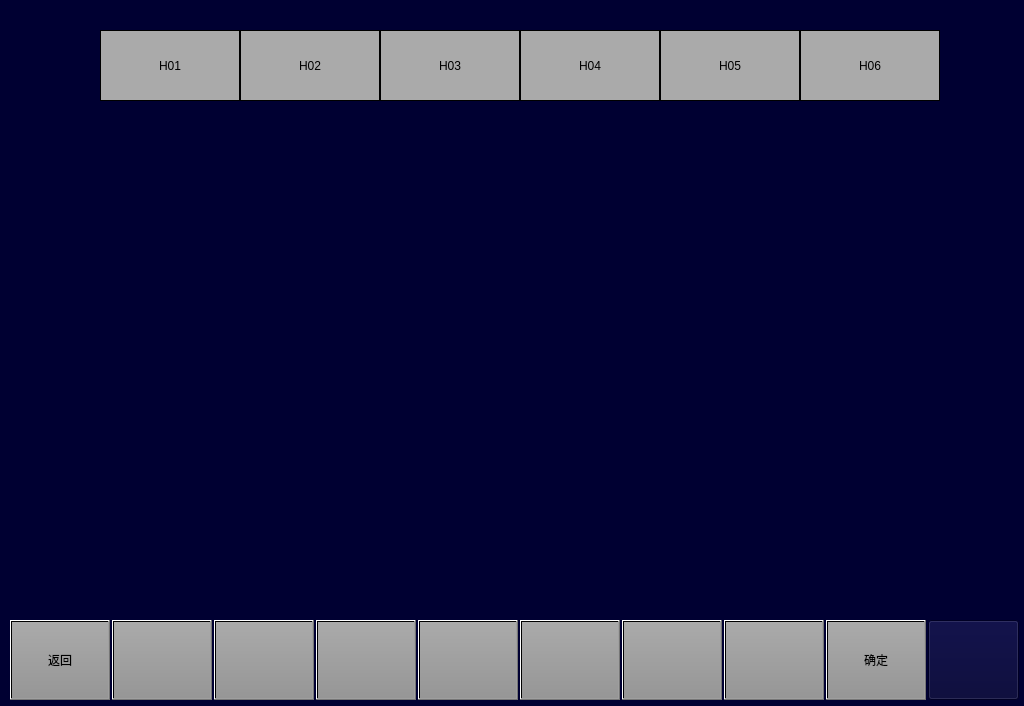
Above: vehiclesetbrakeparampage.ui from 994656234/HHHTL1 before the change. Below: the same form after it.
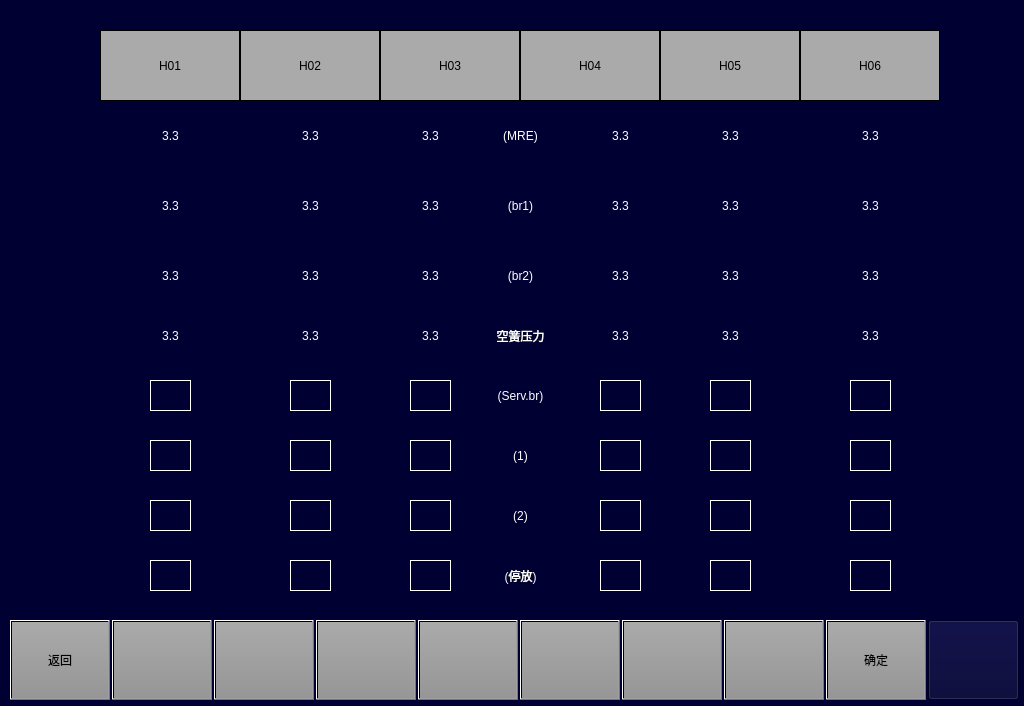
That is the form after the change. Icons and pictures are not drawn.

Diff of the .ui file:
```diff
--- a/vehiclesetbrakeparampage.ui
+++ b/vehiclesetbrakeparampage.ui
@@ -353,6 +353,1150 @@
     <string/>
    </property>
   </widget>
+  <widget class="QLabel" name="label">
+   <property name="geometry">
+    <rect>
+     <x>140</x>
+     <y>120</y>
+     <width>61</width>
+     <height>31</height>
+    </rect>
+   </property>
+   <property name="styleSheet">
+    <string notr="true">font:18px &quot;微软雅黑&quot;;
+color: rgb(255, 255, 255);</string>
+   </property>
+   <property name="text">
+    <string>3.3</string>
+   </property>
+   <property name="alignment">
+    <set>Qt::AlignCenter</set>
+   </property>
+  </widget>
+  <widget class="QLabel" name="label_2">
+   <property name="geometry">
+    <rect>
+     <x>280</x>
+     <y>120</y>
+     <width>61</width>
+     <height>31</height>
+    </rect>
+   </property>
+   <property name="styleSheet">
+    <string notr="true">font:18px &quot;微软雅黑&quot;;
+color: rgb(255, 255, 255);</string>
+   </property>
+   <property name="text">
+    <string>3.3</string>
+   </property>
+   <property name="alignment">
+    <set>Qt::AlignCenter</set>
+   </property>
+  </widget>
+  <widget class="QLabel" name="label_3">
+   <property name="geometry">
+    <rect>
+     <x>400</x>
+     <y>120</y>
+     <width>61</width>
+     <height>31</height>
+    </rect>
+   </property>
+   <property name="styleSheet">
+    <string notr="true">font:18px &quot;微软雅黑&quot;;
+color: rgb(255, 255, 255);</string>
+   </property>
+   <property name="text">
+    <string>3.3</string>
+   </property>
+   <property name="alignment">
+    <set>Qt::AlignCenter</set>
+   </property>
+  </widget>
+  <widget class="QLabel" name="label_4">
+   <property name="geometry">
+    <rect>
+     <x>590</x>
+     <y>120</y>
+     <width>61</width>
+     <height>31</height>
+    </rect>
+   </property>
+   <property name="styleSheet">
+    <string notr="true">font:18px &quot;微软雅黑&quot;;
+color: rgb(255, 255, 255);</string>
+   </property>
+   <property name="text">
+    <string>3.3</string>
+   </property>
+   <property name="alignment">
+    <set>Qt::AlignCenter</set>
+   </property>
+  </widget>
+  <widget class="QLabel" name="label_5">
+   <property name="geometry">
+    <rect>
+     <x>700</x>
+     <y>120</y>
+     <width>61</width>
+     <height>31</height>
+    </rect>
+   </property>
+   <property name="styleSheet">
+    <string notr="true">font:18px &quot;微软雅黑&quot;;
+color: rgb(255, 255, 255);</string>
+   </property>
+   <property name="text">
+    <string>3.3</string>
+   </property>
+   <property name="alignment">
+    <set>Qt::AlignCenter</set>
+   </property>
+  </widget>
+  <widget class="QLabel" name="label_6">
+   <property name="geometry">
+    <rect>
+     <x>840</x>
+     <y>120</y>
+     <width>61</width>
+     <height>31</height>
+    </rect>
+   </property>
+   <property name="styleSheet">
+    <string notr="true">font:18px &quot;微软雅黑&quot;;
+color: rgb(255, 255, 255);</string>
+   </property>
+   <property name="text">
+    <string>3.3</string>
+   </property>
+   <property name="alignment">
+    <set>Qt::AlignCenter</set>
+   </property>
+  </widget>
+  <widget class="QLabel" name="label_7">
+   <property name="geometry">
+    <rect>
+     <x>400</x>
+     <y>190</y>
+     <width>61</width>
+     <height>31</height>
+    </rect>
+   </property>
+   <property name="styleSheet">
+    <string notr="true">font:18px &quot;微软雅黑&quot;;
+color: rgb(255, 255, 255);</string>
+   </property>
+   <property name="text">
+    <string>3.3</string>
+   </property>
+   <property name="alignment">
+    <set>Qt::AlignCenter</set>
+   </property>
+  </widget>
+  <widget class="QLabel" name="label_8">
+   <property name="geometry">
+    <rect>
+     <x>280</x>
+     <y>190</y>
+     <width>61</width>
+     <height>31</height>
+    </rect>
+   </property>
+   <property name="styleSheet">
+    <string notr="true">font:18px &quot;微软雅黑&quot;;
+color: rgb(255, 255, 255);</string>
+   </property>
+   <property name="text">
+    <string>3.3</string>
+   </property>
+   <property name="alignment">
+    <set>Qt::AlignCenter</set>
+   </property>
+  </widget>
+  <widget class="QLabel" name="label_9">
+   <property name="geometry">
+    <rect>
+     <x>840</x>
+     <y>190</y>
+     <width>61</width>
+     <height>31</height>
+    </rect>
+   </property>
+   <property name="styleSheet">
+    <string notr="true">font:18px &quot;微软雅黑&quot;;
+color: rgb(255, 255, 255);</string>
+   </property>
+   <property name="text">
+    <string>3.3</string>
+   </property>
+   <property name="alignment">
+    <set>Qt::AlignCenter</set>
+   </property>
+  </widget>
+  <widget class="QLabel" name="label_10">
+   <property name="geometry">
+    <rect>
+     <x>590</x>
+     <y>190</y>
+     <width>61</width>
+     <height>31</height>
+    </rect>
+   </property>
+   <property name="styleSheet">
+    <string notr="true">font:18px &quot;微软雅黑&quot;;
+color: rgb(255, 255, 255);</string>
+   </property>
+   <property name="text">
+    <string>3.3</string>
+   </property>
+   <property name="alignment">
+    <set>Qt::AlignCenter</set>
+   </property>
+  </widget>
+  <widget class="QLabel" name="label_11">
+   <property name="geometry">
+    <rect>
+     <x>700</x>
+     <y>190</y>
+     <width>61</width>
+     <height>31</height>
+    </rect>
+   </property>
+   <property name="styleSheet">
+    <string notr="true">font:18px &quot;微软雅黑&quot;;
+color: rgb(255, 255, 255);</string>
+   </property>
+   <property name="text">
+    <string>3.3</string>
+   </property>
+   <property name="alignment">
+    <set>Qt::AlignCenter</set>
+   </property>
+  </widget>
+  <widget class="QLabel" name="label_12">
+   <property name="geometry">
+    <rect>
+     <x>140</x>
+     <y>190</y>
+     <width>61</width>
+     <height>31</height>
+    </rect>
+   </property>
+   <property name="styleSheet">
+    <string notr="true">font:18px &quot;微软雅黑&quot;;
+color: rgb(255, 255, 255);</string>
+   </property>
+   <property name="text">
+    <string>3.3</string>
+   </property>
+   <property name="alignment">
+    <set>Qt::AlignCenter</set>
+   </property>
+  </widget>
+  <widget class="QLabel" name="label_13">
+   <property name="geometry">
+    <rect>
+     <x>400</x>
+     <y>260</y>
+     <width>61</width>
+     <height>31</height>
+    </rect>
+   </property>
+   <property name="styleSheet">
+    <string notr="true">font:18px &quot;微软雅黑&quot;;
+color: rgb(255, 255, 255);</string>
+   </property>
+   <property name="text">
+    <string>3.3</string>
+   </property>
+   <property name="alignment">
+    <set>Qt::AlignCenter</set>
+   </property>
+  </widget>
+  <widget class="QLabel" name="label_14">
+   <property name="geometry">
+    <rect>
+     <x>280</x>
+     <y>260</y>
+     <width>61</width>
+     <height>31</height>
+    </rect>
+   </property>
+   <property name="styleSheet">
+    <string notr="true">font:18px &quot;微软雅黑&quot;;
+color: rgb(255, 255, 255);</string>
+   </property>
+   <property name="text">
+    <string>3.3</string>
+   </property>
+   <property name="alignment">
+    <set>Qt::AlignCenter</set>
+   </property>
+  </widget>
+  <widget class="QLabel" name="label_15">
+   <property name="geometry">
+    <rect>
+     <x>840</x>
+     <y>260</y>
+     <width>61</width>
+     <height>31</height>
+    </rect>
+   </property>
+   <property name="styleSheet">
+    <string notr="true">font:18px &quot;微软雅黑&quot;;
+color: rgb(255, 255, 255);</string>
+   </property>
+   <property name="text">
+    <string>3.3</string>
+   </property>
+   <property name="alignment">
+    <set>Qt::AlignCenter</set>
+   </property>
+  </widget>
+  <widget class="QLabel" name="label_16">
+   <property name="geometry">
+    <rect>
+     <x>590</x>
+     <y>260</y>
+     <width>61</width>
+     <height>31</height>
+    </rect>
+   </property>
+   <property name="styleSheet">
+    <string notr="true">font:18px &quot;微软雅黑&quot;;
+color: rgb(255, 255, 255);</string>
+   </property>
+   <property name="text">
+    <string>3.3</string>
+   </property>
+   <property name="alignment">
+    <set>Qt::AlignCenter</set>
+   </property>
+  </widget>
+  <widget class="QLabel" name="label_17">
+   <property name="geometry">
+    <rect>
+     <x>700</x>
+     <y>260</y>
+     <width>61</width>
+     <height>31</height>
+    </rect>
+   </property>
+   <property name="styleSheet">
+    <string notr="true">font:18px &quot;微软雅黑&quot;;
+color: rgb(255, 255, 255);</string>
+   </property>
+   <property name="text">
+    <string>3.3</string>
+   </property>
+   <property name="alignment">
+    <set>Qt::AlignCenter</set>
+   </property>
+  </widget>
+  <widget class="QLabel" name="label_18">
+   <property name="geometry">
+    <rect>
+     <x>140</x>
+     <y>260</y>
+     <width>61</width>
+     <height>31</height>
+    </rect>
+   </property>
+   <property name="styleSheet">
+    <string notr="true">font:18px &quot;微软雅黑&quot;;
+color: rgb(255, 255, 255);</string>
+   </property>
+   <property name="text">
+    <string>3.3</string>
+   </property>
+   <property name="alignment">
+    <set>Qt::AlignCenter</set>
+   </property>
+  </widget>
+  <widget class="QLabel" name="label_19">
+   <property name="geometry">
+    <rect>
+     <x>400</x>
+     <y>320</y>
+     <width>61</width>
+     <height>31</height>
+    </rect>
+   </property>
+   <property name="styleSheet">
+    <string notr="true">font:18px &quot;微软雅黑&quot;;
+color: rgb(255, 255, 255);</string>
+   </property>
+   <property name="text">
+    <string>3.3</string>
+   </property>
+   <property name="alignment">
+    <set>Qt::AlignCenter</set>
+   </property>
+  </widget>
+  <widget class="QLabel" name="label_20">
+   <property name="geometry">
+    <rect>
+     <x>280</x>
+     <y>320</y>
+     <width>61</width>
+     <height>31</height>
+    </rect>
+   </property>
+   <property name="styleSheet">
+    <string notr="true">font:18px &quot;微软雅黑&quot;;
+color: rgb(255, 255, 255);</string>
+   </property>
+   <property name="text">
+    <string>3.3</string>
+   </property>
+   <property name="alignment">
+    <set>Qt::AlignCenter</set>
+   </property>
+  </widget>
+  <widget class="QLabel" name="label_21">
+   <property name="geometry">
+    <rect>
+     <x>840</x>
+     <y>320</y>
+     <width>61</width>
+     <height>31</height>
+    </rect>
+   </property>
+   <property name="styleSheet">
+    <string notr="true">font:18px &quot;微软雅黑&quot;;
+color: rgb(255, 255, 255);</string>
+   </property>
+   <property name="text">
+    <string>3.3</string>
+   </property>
+   <property name="alignment">
+    <set>Qt::AlignCenter</set>
+   </property>
+  </widget>
+  <widget class="QLabel" name="label_22">
+   <property name="geometry">
+    <rect>
+     <x>590</x>
+     <y>320</y>
+     <width>61</width>
+     <height>31</height>
+    </rect>
+   </property>
+   <property name="styleSheet">
+    <string notr="true">font:18px &quot;微软雅黑&quot;;
+color: rgb(255, 255, 255);</string>
+   </property>
+   <property name="text">
+    <string>3.3</string>
+   </property>
+   <property name="alignment">
+    <set>Qt::AlignCenter</set>
+   </property>
+  </widget>
+  <widget class="QLabel" name="label_23">
+   <property name="geometry">
+    <rect>
+     <x>700</x>
+     <y>320</y>
+     <width>61</width>
+     <height>31</height>
+    </rect>
+   </property>
+   <property name="styleSheet">
+    <string notr="true">font:18px &quot;微软雅黑&quot;;
+color: rgb(255, 255, 255);</string>
+   </property>
+   <property name="text">
+    <string>3.3</string>
+   </property>
+   <property name="alignment">
+    <set>Qt::AlignCenter</set>
+   </property>
+  </widget>
+  <widget class="QLabel" name="label_24">
+   <property name="geometry">
+    <rect>
+     <x>140</x>
+     <y>320</y>
+     <width>61</width>
+     <height>31</height>
+    </rect>
+   </property>
+   <property name="styleSheet">
+    <string notr="true">font:18px &quot;微软雅黑&quot;;
+color: rgb(255, 255, 255);</string>
+   </property>
+   <property name="text">
+    <string>3.3</string>
+   </property>
+   <property name="alignment">
+    <set>Qt::AlignCenter</set>
+   </property>
+  </widget>
+  <widget class="QLabel" name="label_25">
+   <property name="geometry">
+    <rect>
+     <x>490</x>
+     <y>120</y>
+     <width>61</width>
+     <height>31</height>
+    </rect>
+   </property>
+   <property name="styleSheet">
+    <string notr="true">font:18px &quot;微软雅黑&quot;;
+color: rgb(255, 255, 255);</string>
+   </property>
+   <property name="text">
+    <string>(MRE)</string>
+   </property>
+   <property name="alignment">
+    <set>Qt::AlignCenter</set>
+   </property>
+  </widget>
+  <widget class="QLabel" name="label_26">
+   <property name="geometry">
+    <rect>
+     <x>490</x>
+     <y>190</y>
+     <width>61</width>
+     <height>31</height>
+    </rect>
+   </property>
+   <property name="styleSheet">
+    <string notr="true">font:18px &quot;微软雅黑&quot;;
+color: rgb(255, 255, 255);</string>
+   </property>
+   <property name="text">
+    <string>(br1)</string>
+   </property>
+   <property name="alignment">
+    <set>Qt::AlignCenter</set>
+   </property>
+  </widget>
+  <widget class="QLabel" name="label_27">
+   <property name="geometry">
+    <rect>
+     <x>480</x>
+     <y>320</y>
+     <width>81</width>
+     <height>31</height>
+    </rect>
+   </property>
+   <property name="styleSheet">
+    <string notr="true">font:18px &quot;微软雅黑&quot;;
+color: rgb(255, 255, 255);</string>
+   </property>
+   <property name="text">
+    <string>空簧压力</string>
+   </property>
+   <property name="alignment">
+    <set>Qt::AlignCenter</set>
+   </property>
+  </widget>
+  <widget class="QLabel" name="label_28">
+   <property name="geometry">
+    <rect>
+     <x>490</x>
+     <y>260</y>
+     <width>61</width>
+     <height>31</height>
+    </rect>
+   </property>
+   <property name="styleSheet">
+    <string notr="true">font:18px &quot;微软雅黑&quot;;
+color: rgb(255, 255, 255);</string>
+   </property>
+   <property name="text">
+    <string>(br2)</string>
+   </property>
+   <property name="alignment">
+    <set>Qt::AlignCenter</set>
+   </property>
+  </widget>
+  <widget class="QLabel" name="label_29">
+   <property name="geometry">
+    <rect>
+     <x>150</x>
+     <y>380</y>
+     <width>41</width>
+     <height>31</height>
+    </rect>
+   </property>
+   <property name="styleSheet">
+    <string notr="true">font:18px &quot;微软雅黑&quot;;
+color: rgb(255, 255, 255);
+border:1px solid white;</string>
+   </property>
+   <property name="text">
+    <string/>
+   </property>
+   <property name="alignment">
+    <set>Qt::AlignCenter</set>
+   </property>
+  </widget>
+  <widget class="QLabel" name="label_30">
+   <property name="geometry">
+    <rect>
+     <x>290</x>
+     <y>380</y>
+     <width>41</width>
+     <height>31</height>
+    </rect>
+   </property>
+   <property name="styleSheet">
+    <string notr="true">font:18px &quot;微软雅黑&quot;;
+color: rgb(255, 255, 255);
+border:1px solid white;</string>
+   </property>
+   <property name="text">
+    <string/>
+   </property>
+   <property name="alignment">
+    <set>Qt::AlignCenter</set>
+   </property>
+  </widget>
+  <widget class="QLabel" name="label_31">
+   <property name="geometry">
+    <rect>
+     <x>410</x>
+     <y>380</y>
+     <width>41</width>
+     <height>31</height>
+    </rect>
+   </property>
+   <property name="styleSheet">
+    <string notr="true">font:18px &quot;微软雅黑&quot;;
+color: rgb(255, 255, 255);
+border:1px solid white;</string>
+   </property>
+   <property name="text">
+    <string/>
+   </property>
+   <property name="alignment">
+    <set>Qt::AlignCenter</set>
+   </property>
+  </widget>
+  <widget class="QLabel" name="label_32">
+   <property name="geometry">
+    <rect>
+     <x>600</x>
+     <y>380</y>
+     <width>41</width>
+     <height>31</height>
+    </rect>
+   </property>
+   <property name="styleSheet">
+    <string notr="true">font:18px &quot;微软雅黑&quot;;
+color: rgb(255, 255, 255);
+border:1px solid white;</string>
+   </property>
+   <property name="text">
+    <string/>
+   </property>
+   <property name="alignment">
+    <set>Qt::AlignCenter</set>
+   </property>
+  </widget>
+  <widget class="QLabel" name="label_33">
+   <property name="geometry">
+    <rect>
+     <x>710</x>
+     <y>380</y>
+     <width>41</width>
+     <height>31</height>
+    </rect>
+   </property>
+   <property name="styleSheet">
+    <string notr="true">font:18px &quot;微软雅黑&quot;;
+color: rgb(255, 255, 255);
+border:1px solid white;</string>
+   </property>
+   <property name="text">
+    <string/>
+   </property>
+   <property name="alignment">
+    <set>Qt::AlignCenter</set>
+   </property>
+  </widget>
+  <widget class="QLabel" name="label_34">
+   <property name="geometry">
+    <rect>
+     <x>850</x>
+     <y>380</y>
+     <width>41</width>
+     <height>31</height>
+    </rect>
+   </property>
+   <property name="styleSheet">
+    <string notr="true">font:18px &quot;微软雅黑&quot;;
+color: rgb(255, 255, 255);
+border:1px solid white;</string>
+   </property>
+   <property name="text">
+    <string/>
+   </property>
+   <property name="alignment">
+    <set>Qt::AlignCenter</set>
+   </property>
+  </widget>
+  <widget class="QLabel" name="label_35">
+   <property name="geometry">
+    <rect>
+     <x>150</x>
+     <y>440</y>
+     <width>41</width>
+     <height>31</height>
+    </rect>
+   </property>
+   <property name="styleSheet">
+    <string notr="true">font:18px &quot;微软雅黑&quot;;
+color: rgb(255, 255, 255);
+border:1px solid white;</string>
+   </property>
+   <property name="text">
+    <string/>
+   </property>
+   <property name="alignment">
+    <set>Qt::AlignCenter</set>
+   </property>
+  </widget>
+  <widget class="QLabel" name="label_36">
+   <property name="geometry">
+    <rect>
+     <x>290</x>
+     <y>440</y>
+     <width>41</width>
+     <height>31</height>
+    </rect>
+   </property>
+   <property name="styleSheet">
+    <string notr="true">font:18px &quot;微软雅黑&quot;;
+color: rgb(255, 255, 255);
+border:1px solid white;</string>
+   </property>
+   <property name="text">
+    <string/>
+   </property>
+   <property name="alignment">
+    <set>Qt::AlignCenter</set>
+   </property>
+  </widget>
+  <widget class="QLabel" name="label_37">
+   <property name="geometry">
+    <rect>
+     <x>410</x>
+     <y>440</y>
+     <width>41</width>
+     <height>31</height>
+    </rect>
+   </property>
+   <property name="styleSheet">
+    <string notr="true">font:18px &quot;微软雅黑&quot;;
+color: rgb(255, 255, 255);
+border:1px solid white;</string>
+   </property>
+   <property name="text">
+    <string/>
+   </property>
+   <property name="alignment">
+    <set>Qt::AlignCenter</set>
+   </property>
+  </widget>
+  <widget class="QLabel" name="label_38">
+   <property name="geometry">
+    <rect>
+     <x>600</x>
+     <y>440</y>
+     <width>41</width>
+     <height>31</height>
+    </rect>
+   </property>
+   <property name="styleSheet">
+    <string notr="true">font:18px &quot;微软雅黑&quot;;
+color: rgb(255, 255, 255);
+border:1px solid white;</string>
+   </property>
+   <property name="text">
+    <string/>
+   </property>
+   <property name="alignment">
+    <set>Qt::AlignCenter</set>
+   </property>
+  </widget>
+  <widget class="QLabel" name="label_39">
+   <property name="geometry">
+    <rect>
+     <x>710</x>
+     <y>440</y>
+     <width>41</width>
+     <height>31</height>
+    </rect>
+   </property>
+   <property name="styleSheet">
+    <string notr="true">font:18px &quot;微软雅黑&quot;;
+color: rgb(255, 255, 255);
+border:1px solid white;</string>
+   </property>
+   <property name="text">
+    <string/>
+   </property>
+   <property name="alignment">
+    <set>Qt::AlignCenter</set>
+   </property>
+  </widget>
+  <widget class="QLabel" name="label_40">
+   <property name="geometry">
+    <rect>
+     <x>850</x>
+     <y>440</y>
+     <width>41</width>
+     <height>31</height>
+    </rect>
+   </property>
+   <property name="styleSheet">
+    <string notr="true">font:18px &quot;微软雅黑&quot;;
+color: rgb(255, 255, 255);
+border:1px solid white;</string>
+   </property>
+   <property name="text">
+    <string/>
+   </property>
+   <property name="alignment">
+    <set>Qt::AlignCenter</set>
+   </property>
+  </widget>
+  <widget class="QLabel" name="label_41">
+   <property name="geometry">
+    <rect>
+     <x>150</x>
+     <y>500</y>
+     <width>41</width>
+     <height>31</height>
+    </rect>
+   </property>
+   <property name="styleSheet">
+    <string notr="true">font:18px &quot;微软雅黑&quot;;
+color: rgb(255, 255, 255);
+border:1px solid white;</string>
+   </property>
+   <property name="text">
+    <string/>
+   </property>
+   <property name="alignment">
+    <set>Qt::AlignCenter</set>
+   </property>
+  </widget>
+  <widget class="QLabel" name="label_42">
+   <property name="geometry">
+    <rect>
+     <x>290</x>
+     <y>500</y>
+     <width>41</width>
+     <height>31</height>
+    </rect>
+   </property>
+   <property name="styleSheet">
+    <string notr="true">font:18px &quot;微软雅黑&quot;;
+color: rgb(255, 255, 255);
+border:1px solid white;</string>
+   </property>
+   <property name="text">
+    <string/>
+   </property>
+   <property name="alignment">
+    <set>Qt::AlignCenter</set>
+   </property>
+  </widget>
+  <widget class="QLabel" name="label_43">
+   <property name="geometry">
+    <rect>
+     <x>410</x>
+     <y>500</y>
+     <width>41</width>
+     <height>31</height>
+    </rect>
+   </property>
+   <property name="styleSheet">
+    <string notr="true">font:18px &quot;微软雅黑&quot;;
+color: rgb(255, 255, 255);
+border:1px solid white;</string>
+   </property>
+   <property name="text">
+    <string/>
+   </property>
+   <property name="alignment">
+    <set>Qt::AlignCenter</set>
+   </property>
+  </widget>
+  <widget class="QLabel" name="label_44">
+   <property name="geometry">
+    <rect>
+     <x>600</x>
+     <y>500</y>
+     <width>41</width>
+     <height>31</height>
+    </rect>
+   </property>
+   <property name="styleSheet">
+    <string notr="true">font:18px &quot;微软雅黑&quot;;
+color: rgb(255, 255, 255);
+border:1px solid white;</string>
+   </property>
+   <property name="text">
+    <string/>
+   </property>
+   <property name="alignment">
+    <set>Qt::AlignCenter</set>
+   </property>
+  </widget>
+  <widget class="QLabel" name="label_45">
+   <property name="geometry">
+    <rect>
+     <x>710</x>
+     <y>500</y>
+     <width>41</width>
+     <height>31</height>
+    </rect>
+   </property>
+   <property name="styleSheet">
+    <string notr="true">font:18px &quot;微软雅黑&quot;;
+color: rgb(255, 255, 255);
+border:1px solid white;</string>
+   </property>
+   <property name="text">
+    <string/>
+   </property>
+   <property name="alignment">
+    <set>Qt::AlignCenter</set>
+   </property>
+  </widget>
+  <widget class="QLabel" name="label_46">
+   <property name="geometry">
+    <rect>
+     <x>850</x>
+     <y>500</y>
+     <width>41</width>
+     <height>31</height>
+    </rect>
+   </property>
+   <property name="styleSheet">
+    <string notr="true">font:18px &quot;微软雅黑&quot;;
+color: rgb(255, 255, 255);
+border:1px solid white;</string>
+   </property>
+   <property name="text">
+    <string/>
+   </property>
+   <property name="alignment">
+    <set>Qt::AlignCenter</set>
+   </property>
+  </widget>
+  <widget class="QLabel" name="label_47">
+   <property name="geometry">
+    <rect>
+     <x>150</x>
+     <y>560</y>
+     <width>41</width>
+     <height>31</height>
+    </rect>
+   </property>
+   <property name="styleSheet">
+    <string notr="true">font:18px &quot;微软雅黑&quot;;
+color: rgb(255, 255, 255);
+border:1px solid white;</string>
+   </property>
+   <property name="text">
+    <string/>
+   </property>
+   <property name="alignment">
+    <set>Qt::AlignCenter</set>
+   </property>
+  </widget>
+  <widget class="QLabel" name="label_48">
+   <property name="geometry">
+    <rect>
+     <x>290</x>
+     <y>560</y>
+     <width>41</width>
+     <height>31</height>
+    </rect>
+   </property>
+   <property name="styleSheet">
+    <string notr="true">font:18px &quot;微软雅黑&quot;;
+color: rgb(255, 255, 255);
+border:1px solid white;</string>
+   </property>
+   <property name="text">
+    <string/>
+   </property>
+   <property name="alignment">
+    <set>Qt::AlignCenter</set>
+   </property>
+  </widget>
+  <widget class="QLabel" name="label_49">
+   <property name="geometry">
+    <rect>
+     <x>410</x>
+     <y>560</y>
+     <width>41</width>
+     <height>31</height>
+    </rect>
+   </property>
+   <property name="styleSheet">
+    <string notr="true">font:18px &quot;微软雅黑&quot;;
+color: rgb(255, 255, 255);
+border:1px solid white;</string>
+   </property>
+   <property name="text">
+    <string/>
+   </property>
+   <property name="alignment">
+    <set>Qt::AlignCenter</set>
+   </property>
+  </widget>
+  <widget class="QLabel" name="label_50">
+   <property name="geometry">
+    <rect>
+     <x>600</x>
+     <y>560</y>
+     <width>41</width>
+     <height>31</height>
+    </rect>
+   </property>
+   <property name="styleSheet">
+    <string notr="true">font:18px &quot;微软雅黑&quot;;
+color: rgb(255, 255, 255);
+border:1px solid white;</string>
+   </property>
+   <property name="text">
+    <string/>
+   </property>
+   <property name="alignment">
+    <set>Qt::AlignCenter</set>
+   </property>
+  </widget>
+  <widget class="QLabel" name="label_51">
+   <property name="geometry">
+    <rect>
+     <x>710</x>
+     <y>560</y>
+     <width>41</width>
+     <height>31</height>
+    </rect>
+   </property>
+   <property name="styleSheet">
+    <string notr="true">font:18px &quot;微软雅黑&quot;;
+color: rgb(255, 255, 255);
+border:1px solid white;</string>
+   </property>
+   <property name="text">
+    <string/>
+   </property>
+   <property name="alignment">
+    <set>Qt::AlignCenter</set>
+   </property>
+  </widget>
+  <widget class="QLabel" name="label_52">
+   <property name="geometry">
+    <rect>
+     <x>850</x>
+     <y>560</y>
+     <width>41</width>
+     <height>31</height>
+    </rect>
+   </property>
+   <property name="styleSheet">
+    <string notr="true">font:18px &quot;微软雅黑&quot;;
+color: rgb(255, 255, 255);
+border:1px solid white;</string>
+   </property>
+   <property name="text">
+    <string/>
+   </property>
+   <property name="alignment">
+    <set>Qt::AlignCenter</set>
+   </property>
+  </widget>
+  <widget class="QLabel" name="label_53">
+   <property name="geometry">
+    <rect>
+     <x>480</x>
+     <y>380</y>
+     <width>81</width>
+     <height>31</height>
+    </rect>
+   </property>
+   <property name="styleSheet">
+    <string notr="true">font:18px &quot;微软雅黑&quot;;
+color: rgb(255, 255, 255);</string>
+   </property>
+   <property name="text">
+    <string>(Serv.br)</string>
+   </property>
+   <property name="alignment">
+    <set>Qt::AlignCenter</set>
+   </property>
+  </widget>
+  <widget class="QLabel" name="label_54">
+   <property name="geometry">
+    <rect>
+     <x>480</x>
+     <y>440</y>
+     <width>81</width>
+     <height>31</height>
+    </rect>
+   </property>
+   <property name="styleSheet">
+    <string notr="true">font:18px &quot;微软雅黑&quot;;
+color: rgb(255, 255, 255);</string>
+   </property>
+   <property name="text">
+    <string>(1)</string>
+   </property>
+   <property name="alignment">
+    <set>Qt::AlignCenter</set>
+   </property>
+  </widget>
+  <widget class="QLabel" name="label_55">
+   <property name="geometry">
+    <rect>
+     <x>480</x>
+     <y>500</y>
+     <width>81</width>
+     <height>31</height>
+    </rect>
+   </property>
+   <property name="styleSheet">
+    <string notr="true">font:18px &quot;微软雅黑&quot;;
+color: rgb(255, 255, 255);</string>
+   </property>
+   <property name="text">
+    <string>(2)</string>
+   </property>
+   <property name="alignment">
+    <set>Qt::AlignCenter</set>
+   </property>
+  </widget>
+  <widget class="QLabel" name="label_56">
+   <property name="geometry">
+    <rect>
+     <x>480</x>
+     <y>560</y>
+     <width>81</width>
+     <height>31</height>
+    </rect>
+   </property>
+   <property name="styleSheet">
+    <string notr="true">font:18px &quot;微软雅黑&quot;;
+color: rgb(255, 255, 255);</string>
+   </property>
+   <property name="text">
+    <string>(停放)</string>
+   </property>
+   <property name="alignment">
+    <set>Qt::AlignCenter</set>
+   </property>
+  </widget>
  </widget>
  <resources/>
  <connections/>
```
